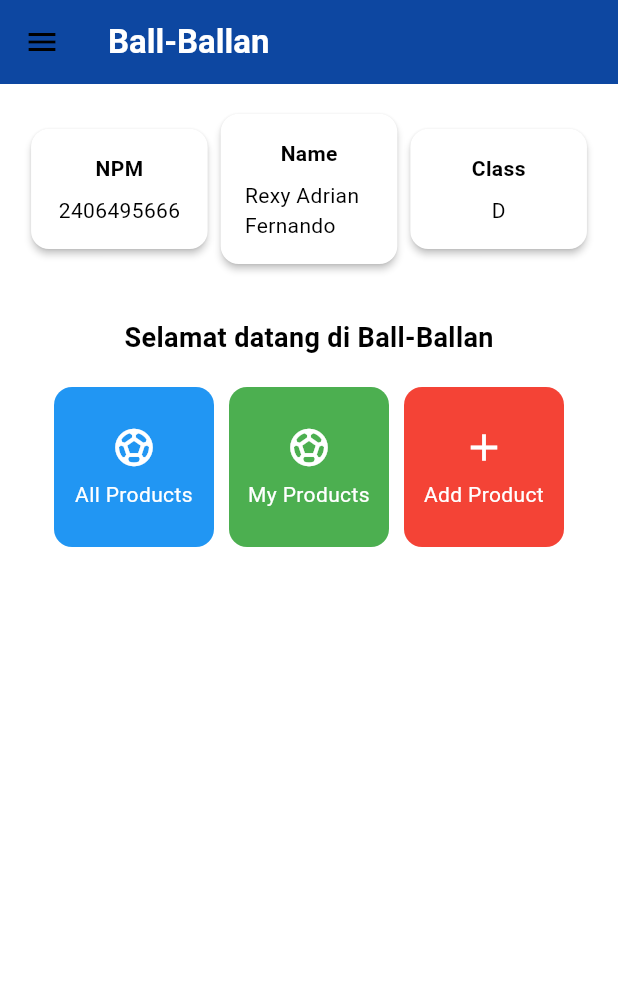
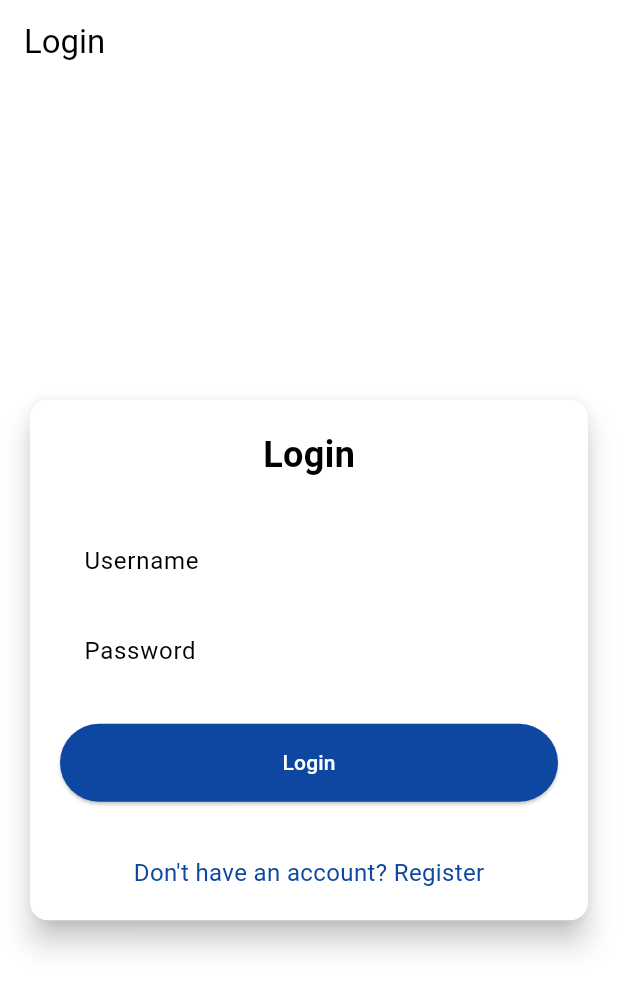
Before and after one commit to rexyadrian/ball-ballan-mobile, a Flutter app: the screen it shows after launch, on a phone screen of 412 x 824 dp. Shown: the top 991 px of the screen. Run offline on Flutter 3.47's test engine with Material 3 defaults, Android fonts, the light colour scheme and no system bars; missing offline and left inert: pbp_django_auth.

Commit message:
feat(auth): fitur auth terintegrasi dengan django

```diff
--- a/lib/main.dart
+++ b/lib/main.dart
@@ -1,5 +1,8 @@
+import 'package:ball_ballan/screens/login.dart';
 import 'package:flutter/material.dart';
 import 'package:ball_ballan/screens/menu.dart';
+import 'package:pbp_django_auth/pbp_django_auth.dart';
+import 'package:provider/provider.dart';
 
 void main() {
   runApp(const MyApp());
@@ -11,17 +14,37 @@
   // This widget is the root of your application.
   @override
   Widget build(BuildContext context) {
-    return MaterialApp(
-      title: 'Ball-Ballan Mobile',
-      theme: ThemeData(
-
-        colorScheme: ColorScheme.fromSwatch(primarySwatch: Colors.blue)
-            .copyWith(
-            primary: Colors.blue[900],
-            secondary: Colors.blueAccent[400],
+    return Provider(
+      create: (_) {
+        CookieRequest request = CookieRequest();
+        return request;
+      },
+      child: MaterialApp(
+        title: 'Football News',
+        theme: ThemeData(
+          // This is the theme of your application.
+          //
+          // TRY THIS: Try running your application with "flutter run". You'll see
+          // the application has a purple toolbar. Then, without quitting the app,
+          // try changing the seedColor in the colorScheme below to Colors.green
+          // and then invoke "hot reload" (save your changes or press the "hot
+          // reload" button in a Flutter-supported IDE, or press "r" if you used
+          // the command line to start the app).
+          //
+          // Notice that the counter didn't reset back to zero; the application
+          // state is not lost during the reload. To reset the state, use hot
+          // restart instead.
+          //
+          // This works for code too, not just values: Most code changes can be
+          // tested with just a hot reload.
+          colorScheme: ColorScheme.fromSwatch(primarySwatch: Colors.blue)
+              .copyWith(
+                primary: Colors.blue[900],
+                secondary: Colors.blueAccent[400],
+              ),
         ),
+        home: const LoginPage(),
       ),
-      home: MyHomePage(),
     );
   }
 }
--- /dev/null
+++ b/lib/screens/login.dart
@@ -0,0 +1,184 @@
+import 'package:ball_ballan/screens/menu.dart';
+import 'package:ball_ballan/screens/register.dart';
+import 'package:flutter/material.dart';
+import 'package:pbp_django_auth/pbp_django_auth.dart';
+import 'package:provider/provider.dart';
+
+void main() {
+  runApp(const LoginApp());
+}
+
+class LoginApp extends StatelessWidget {
+  const LoginApp({super.key});
+
+  @override
+  Widget build(BuildContext context) {
+    return MaterialApp(
+      title: 'Login',
+      theme: ThemeData(
+        useMaterial3: true,
+        colorScheme: ColorScheme.fromSwatch(primarySwatch: Colors.blue)
+            .copyWith(
+              primary: Colors.blue[900],
+              secondary: Colors.blueAccent[400],
+            ),
+      ),
+      home: const LoginPage(),
+    );
+  }
+}
+
+class LoginPage extends StatefulWidget {
+  const LoginPage({super.key});
+
+  @override
+  State<LoginPage> createState() => _LoginPageState();
+}
+
+class _LoginPageState extends State<LoginPage> {
+  final TextEditingController _usernameController = TextEditingController();
+  final TextEditingController _passwordController = TextEditingController();
+
+  @override
+  Widget build(BuildContext context) {
+    final request = context.watch<CookieRequest>();
+
+    return Scaffold(
+      appBar: AppBar(
+        title: const Text('Login'),
+      ),
+      body: Center(
+        child: SingleChildScrollView(
+          padding: const EdgeInsets.all(16.0),
+          child: Card(
+            elevation: 8,
+            shape: RoundedRectangleBorder(
+              borderRadius: BorderRadius.circular(12.0),
+            ),
+            child: Padding(
+              padding: const EdgeInsets.all(20.0),
+              child: Column(
+                mainAxisSize: MainAxisSize.min,
+                children: [
+                  const Text(
+                    'Login',
+                    style: TextStyle(
+                      fontSize: 24.0,
+                      fontWeight: FontWeight.bold,
+                    ),
+                  ),
+                  const SizedBox(height: 30.0),
+                  TextField(
+                    controller: _usernameController,
+                    decoration: const InputDecoration(
+                      labelText: 'Username',
+                      hintText: 'Enter your username',
+                      border: OutlineInputBorder(
+                        borderRadius: BorderRadius.all(Radius.circular(12.0)),
+                      ),
+                      contentPadding:
+                      EdgeInsets.symmetric(horizontal: 12.0, vertical: 8.0),
+                    ),
+                  ),
+                  const SizedBox(height: 12.0),
+                  TextField(
+                    controller: _passwordController,
+                    decoration: const InputDecoration(
+                      labelText: 'Password',
+                      hintText: 'Enter your password',
+                      border: OutlineInputBorder(
+                        borderRadius: BorderRadius.all(Radius.circular(12.0)),
+                      ),
+                      contentPadding:
+                      EdgeInsets.symmetric(horizontal: 12.0, vertical: 8.0),
+                    ),
+                    obscureText: true,
+                  ),
+                  const SizedBox(height: 24.0),
+                  ElevatedButton(
+                    onPressed: () async {
+                      String username = _usernameController.text;
+                      String password = _passwordController.text;
+
+                      // Check credentials
+                      // Change the URL and don't forget to add trailing slash (/) at the end of URL!
+                      // To connect Android emulator with Django on localhost, use URL http://10.0.2.2/
+                      // If you using chrome,  use URL http://localhost:8000
+                      final response = await request
+                          .login("http://localhost:8000/auth/login/", {
+                        'username': username,
+                        'password': password,
+                      });
+
+                      if (request.loggedIn) {
+                        String message = response['message'];
+                        String uname = response['username'];
+                        if (context.mounted) {
+                          Navigator.pushReplacement(
+                            context,
+                            MaterialPageRoute(
+                                builder: (context) => MyHomePage()),
+                          );
+                          ScaffoldMessenger.of(context)
+                            ..hideCurrentSnackBar()
+                            ..showSnackBar(
+                              SnackBar(
+                                  content:
+                                  Text("$message Welcome, $uname.")),
+                            );
+                        }
+                      } else {
+                        if (context.mounted) {
+                          showDialog(
+                            context: context,
+                            builder: (context) => AlertDialog(
+                              title: const Text('Login Failed'),
+                              content: Text(response['message']),
+                              actions: [
+                                TextButton(
+                                  child: const Text('OK'),
+                                  onPressed: () {
+                                    Navigator.pop(context);
+                                  },
+                                ),
+                              ],
+                            ),
+                          );
+                        }
+                      }
+                    },
+                    style: ElevatedButton.styleFrom(
+                      foregroundColor: Colors.white,
+                      minimumSize: Size(double.infinity, 50),
+                      backgroundColor: Theme.of(context).colorScheme.primary,
+                      padding: const EdgeInsets.symmetric(vertical: 16.0),
+                    ),
+                    child: const Text('Login'),
+                  ),
+                  const SizedBox(height: 36.0),
+                  GestureDetector(
+                    onTap: () {
+                      Navigator.push(
+                        context,
+                        MaterialPageRoute(
+                          builder: (context) => const RegisterPage(),
+                        ),
+                      );
+                    },
+                    child: Text(
+                      'Don\'t have an account? Register',
+                      style: TextStyle(
+                        color: Theme.of(context).colorScheme.primary,
+                        fontSize: 16.0,
+                      ),
+                    ),
+                  ),
+                ],
+              ),
+            ),
+          ),
+        ),
+      ),
+    );
+  }
+}
```
Also changed, not shown: lib/screens/register.dart (added, +166 -0 lines).
